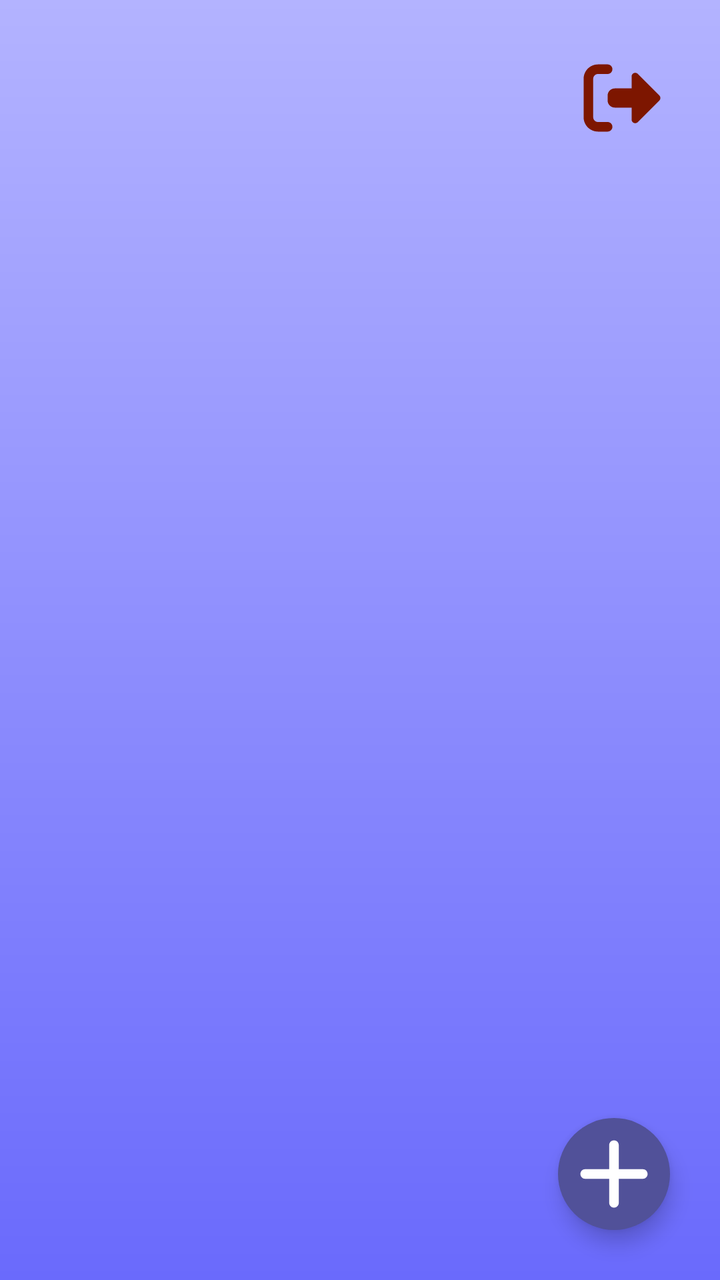
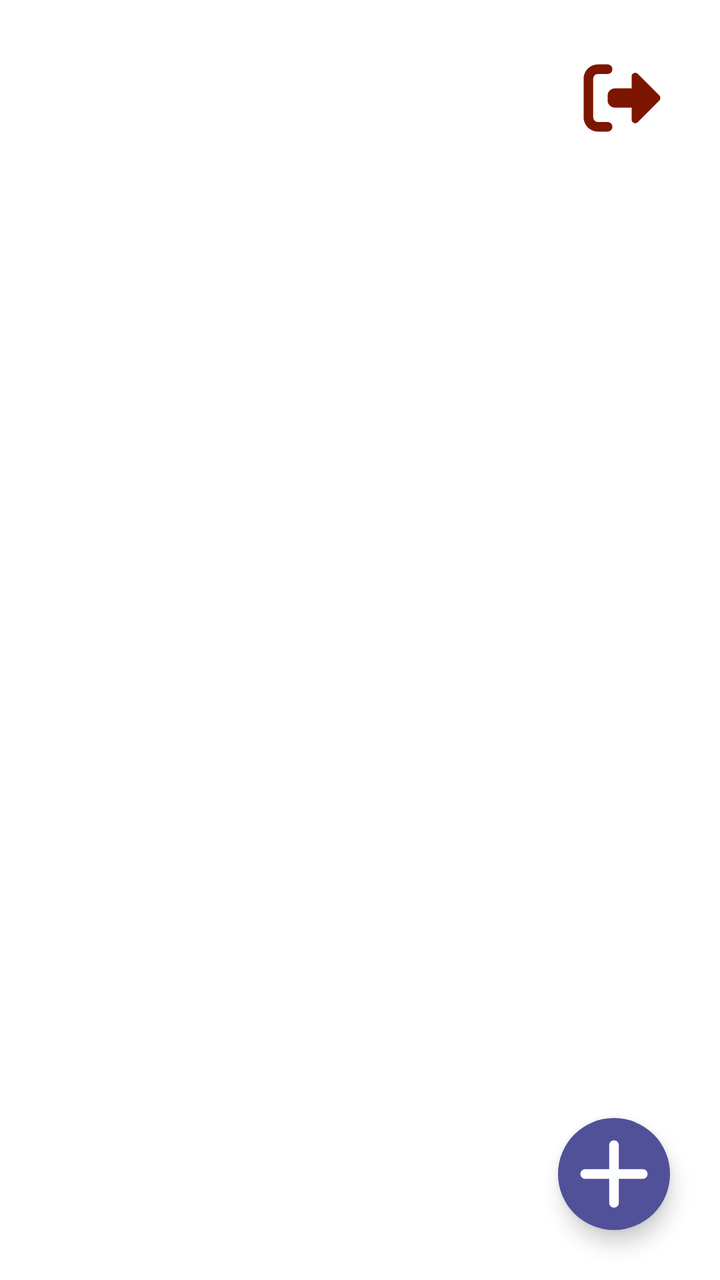

Two renders of the same Android screen: before a commit and after it. Below are the layout's source before the change and the commit's diff.
<!-- AndroidManifest.xml: application theme Theme.MyApplication -->
<!-- res/layout/landing_page.xml -->
<?xml version="1.0" encoding="utf-8"?>
<FrameLayout xmlns:android="http://schemas.android.com/apk/res/android"
    android:layout_height="match_parent"
    android:layout_width="match_parent"
    xmlns:app="http://schemas.android.com/apk/res-auto"
    android:background="@drawable/gradient_bg">

    <ImageButton
        android:layout_width="wrap_content"
        android:layout_height="wrap_content"
        android:src="@drawable/logout_icon"
        app:tint="#7D1600"
        android:layout_gravity="top|end"
        android:background="?attr/selectableItemBackgroundBorderless"
        android:contentDescription="Cerrar sesión"
        android:layout_margin="25dp"/>


















    <com.google.android.material.floatingactionbutton.FloatingActionButton
        android:layout_width="wrap_content"
        android:layout_height="wrap_content"
        android:id="@+id/btnAdd"
        android:src="@drawable/add_icon"
        app:tint="#FFFFFF"
        android:contentDescription="Agregar producto"
        app:shapeAppearanceOverlay="@style/ShapeAppearance.FAB.Circle"
        app:backgroundTint="#515199"
        android:layout_gravity="bottom|end"
        android:layout_margin="25dp"
        app:maxImageSize="48dp" />

</FrameLayout>
<!-- resources referenced by this layout -->
<resources>
  <!-- drawable add_icon (drawable) -->
  <vector xmlns:android="http://schemas.android.com/apk/res/android" android:height="48dp" android:viewportHeight="640" android:viewportWidth="640" android:width="48dp">
  
      <path android:fillColor="#FF000000" android:pathData="M352,128C352,110.3 337.7,96 320,96C302.3,96 288,110.3 288,128L288,288L128,288C110.3,288 96,302.3 96,320C96,337.7 110.3,352 128,352L288,352L288,512C288,529.7 302.3,544 320,544C337.7,544 352,529.7 352,512L352,352L512,352C529.7,352 544,337.7 544,320C544,302.3 529.7,288 512,288L352,288L352,128z"/>
  
  </vector>
  <!-- drawable gradient_bg (drawable) -->
  <?xml version="1.0" encoding="utf-8"?>
  <shape xmlns:android="http://schemas.android.com/apk/res/android"
      android:shape="rectangle">
  
      <gradient
          android:startColor="#B3B3FF"
          android:endColor="#6A6AFC"
          android:type="linear"
          android:angle="270" />
  </shape>
  <!-- drawable logout_icon (drawable) -->
  <vector xmlns:android="http://schemas.android.com/apk/res/android" android:height="48dp" android:viewportHeight="640" android:viewportWidth="640" android:width="48dp">
        
      <path android:fillColor="#FF000000" android:pathData="M569,337C578.4,327.6 578.4,312.4 569,303.1L425,159C418.1,152.1 407.8,150.1 398.8,153.8C389.8,157.5 384,166.3 384,176L384,256L272,256C245.5,256 224,277.5 224,304L224,336C224,362.5 245.5,384 272,384L384,384L384,464C384,473.7 389.8,482.5 398.8,486.2C407.8,489.9 418.1,487.9 425,481L569,337zM224,160C241.7,160 256,145.7 256,128C256,110.3 241.7,96 224,96L160,96C107,96 64,139 64,192L64,448C64,501 107,544 160,544L224,544C241.7,544 256,529.7 256,512C256,494.3 241.7,480 224,480L160,480C142.3,480 128,465.7 128,448L128,192C128,174.3 142.3,160 160,160L224,160z"/>
      
  </vector>
  <style name="ShapeAppearance.FAB.Circle" parent="">
          <item name="cornerFamily">rounded</item>
          <item name="cornerSize">50%</item>
      </style>
  <style name="Theme.MyApplication" parent="Base.Theme.MyApplication" />
  <style name="Base.Theme.MyApplication" parent="Theme.Material3.DayNight.NoActionBar">
          
          
      </style>
</resources>

<!-- the commit's change to res/layout/landing_page.xml (unified diff, before → after) -->
@@ -3,7 +3,7 @@
     android:layout_height="match_parent"
     android:layout_width="match_parent"
     xmlns:app="http://schemas.android.com/apk/res-auto"
-    android:background="@drawable/gradient_bg">
+    android:background="#FFFFFF">
 
     <ImageButton
         android:layout_width="wrap_content"
<!-- resource entries referenced after the edit -->
@@ -6,17 +6,6 @@
       <path android:fillColor="#FF000000" android:pathData="M352,128C352,110.3 337.7,96 320,96C302.3,96 288,110.3 288,128L288,288L128,288C110.3,288 96,302.3 96,320C96,337.7 110.3,352 128,352L288,352L288,512C288,529.7 302.3,544 320,544C337.7,544 352,529.7 352,512L352,352L512,352C529.7,352 544,337.7 544,320C544,302.3 529.7,288 512,288L352,288L352,128z"/>
   
   </vector>
-  <!-- drawable gradient_bg (drawable) -->
-  <?xml version="1.0" encoding="utf-8"?>
-  <shape xmlns:android="http://schemas.android.com/apk/res/android"
-      android:shape="rectangle">
-  
-      <gradient
-          android:startColor="#B3B3FF"
-          android:endColor="#6A6AFC"
-          android:type="linear"
-          android:angle="270" />
-  </shape>
   <!-- drawable logout_icon (drawable) -->
   <vector xmlns:android="http://schemas.android.com/apk/res/android" android:height="48dp" android:viewportHeight="640" android:viewportWidth="640" android:width="48dp">
         
